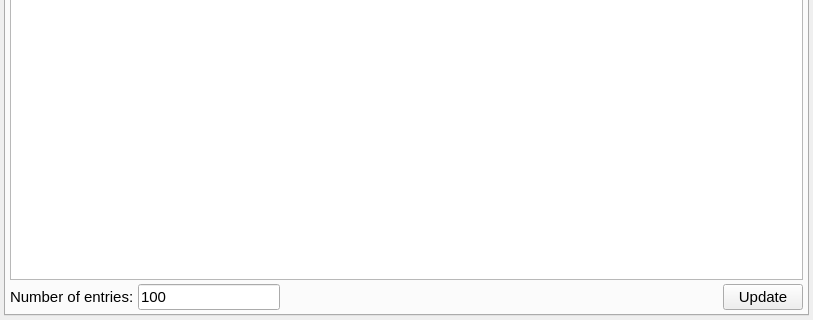
The window that ccs/node/unit_server/UnitServerEditor.ui (bisegni/chaosframework) describes before a commit, drawn with Qt 5; both pictures show x 0 to 813 and y 160 to 480 of the 813 by 480 pixel window.
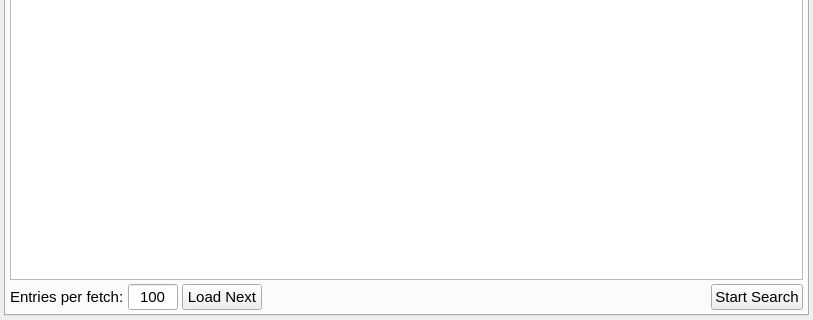
The same window after the commit. Custom widgets are drawn as their Qt base class.

Diff of the .ui file:
```diff
--- a/ccs/node/unit_server/UnitServerEditor.ui
+++ b/ccs/node/unit_server/UnitServerEditor.ui
@@ -637,7 +637,7 @@
         </widget>
        </item>
        <item>
-        <layout class="QHBoxLayout" name="horizontalLayout_5" stretch="0,0,1,0">
+        <layout class="QHBoxLayout" name="horizontalLayout_5" stretch="0,0,0,1,0">
          <property name="spacing">
           <number>4</number>
          </property>
@@ -649,15 +649,36 @@
             </font>
            </property>
            <property name="text">
-            <string>Number of entries:</string>
+            <string>Entries per fetch:</string>
            </property>
           </widget>
          </item>
          <item>
           <widget class="QLineEdit" name="lineEditLogEntriesNumber">
+           <property name="maximumSize">
+            <size>
+             <width>50</width>
+             <height>16777215</height>
+            </size>
+           </property>
            <property name="text">
             <string>100</string>
            </property>
+           <property name="alignment">
+            <set>Qt::AlignCenter</set>
+           </property>
+          </widget>
+         </item>
+         <item>
+          <widget class="QPushButton" name="pushButtonLoadMoreEntries">
+           <property name="font">
+            <font>
+             <pointsize>11</pointsize>
+            </font>
+           </property>
+           <property name="text">
+            <string>Load Next</string>
+           </property>
           </widget>
          </item>
          <item>
@@ -681,7 +702,7 @@
             </font>
            </property>
            <property name="text">
-            <string>Update</string>
+            <string>Start Search</string>
            </property>
           </widget>
          </item>
```
Left out of the diff: 2 changed lines with no effect on the pictures.
